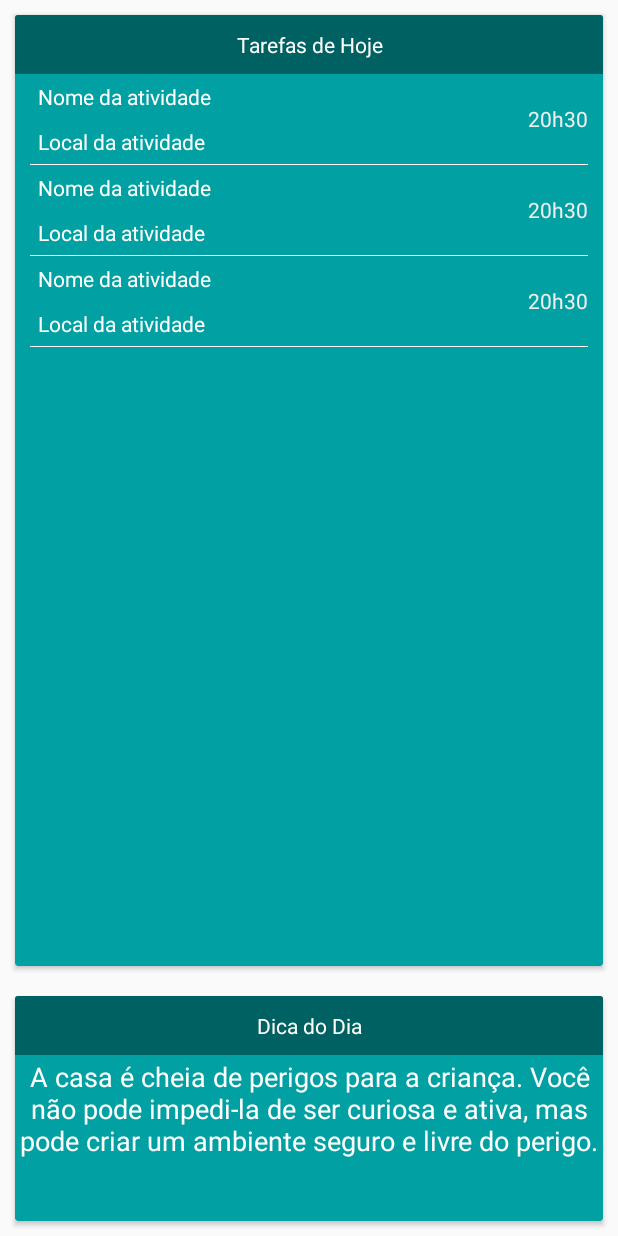
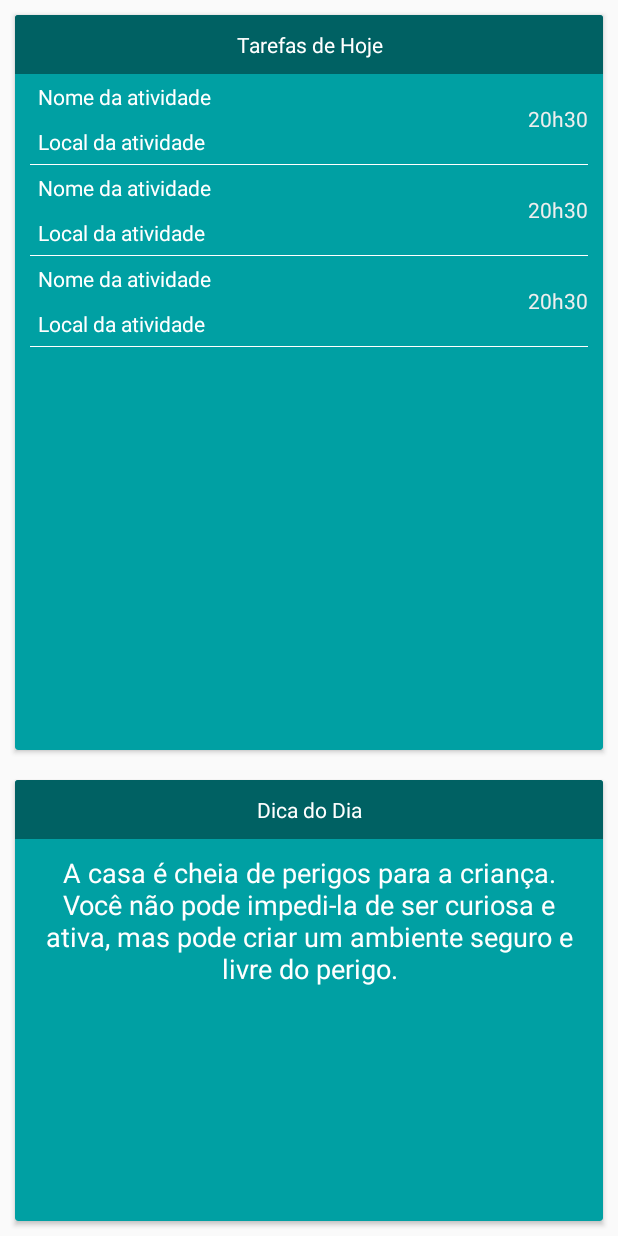
Before and after one commit to SampaioFelipe/MDS, an Android app: the layout fragment_home.xml on its own in the app's theme, with its tools: preview values and no code run, on a phone screen of 412 x 824 dp. Run offline under Robolectric (Android 15) with nearby library versions, the phone set to English and light mode, and no system bars.

Commit message:
Ajustes na dica

```diff
--- a/app/src/main/java/br/ufscar/dc/mds/curumim/activities/homeFragments/CriancaFragment.java
+++ b/app/src/main/java/br/ufscar/dc/mds/curumim/activities/homeFragments/CriancaFragment.java
@@ -27,6 +27,7 @@ import br.ufscar.dc.mds.curumim.activities.CadastroCriancaActivity;
 import br.ufscar.dc.mds.curumim.activities.CadastroCriancaActivity;
 import br.ufscar.dc.mds.curumim.entities.Atividade;
 import br.ufscar.dc.mds.curumim.entities.Crianca;
+import br.ufscar.dc.mds.curumim.utils.CriancaRecyclerViewAdapter;
 import butterknife.OnClick;
 
 
@@ -82,6 +83,7 @@ public class CriancaFragment extends Fragment {
                     criancas = new ArrayList<>();
                 }
             });
+
 //        criancas.add(new Crianca("Felipe"));
 //        criancas.add(new Crianca("Júlia"));
 //        criancas.add(new Crianca("Marcio"));
--- a/app/src/main/res/layout/fragment_home.xml
+++ b/app/src/main/res/layout/fragment_home.xml
@@ -13,7 +13,7 @@
         <android.support.v7.widget.CardView
             android:layout_margin="10dp"
             android:layout_width="match_parent"
-            android:layout_weight="1"
+            android:layout_weight="5"
             android:layout_height="0dp"
             android:backgroundTint="@color/body_tarefa_hoje">
 
@@ -47,9 +47,15 @@
 
         <android.support.v7.widget.CardView
             android:layout_margin="10dp"
+            android:layout_weight="3"
             android:layout_width="match_parent"
-            android:layout_height="150dp"
+            android:layout_height="0dp"
             android:backgroundTint="@color/body_dica">
+
+            <LinearLayout
+                android:layout_width="match_parent"
+                android:layout_height="match_parent"
+                android:orientation="vertical">
 
                 <TextView
                     android:layout_width="match_parent"
@@ -61,16 +67,21 @@
                     android:background="@color/header_dica"
                     android:padding="10dp"/>
 
+                <ScrollView
+                    android:layout_width="match_parent"
+                    android:layout_height="match_parent"
+                    android:layout_margin="10dp">
+
                     <TextView
                         android:id="@+id/type_of_the_day_text"
-                android:layout_width="wrap_content"
+                        android:layout_width="match_parent"
                         android:layout_height="wrap_content"
-                android:layout_gravity="center"
                         android:text="A casa é cheia de perigos para a criança. Você não pode impedi-la de ser curiosa e ativa, mas pode criar um ambiente seguro e livre do perigo."
                         android:textAlignment="center"
                         android:textColor="#fff"
-                android:textSize="18dp" />
-
+                        android:textSize="18sp" />
+                </ScrollView>
+            </LinearLayout>
         </android.support.v7.widget.CardView>
     </LinearLayout>
 
```
Lines whose indentation alone changed are shown as unchanged.
